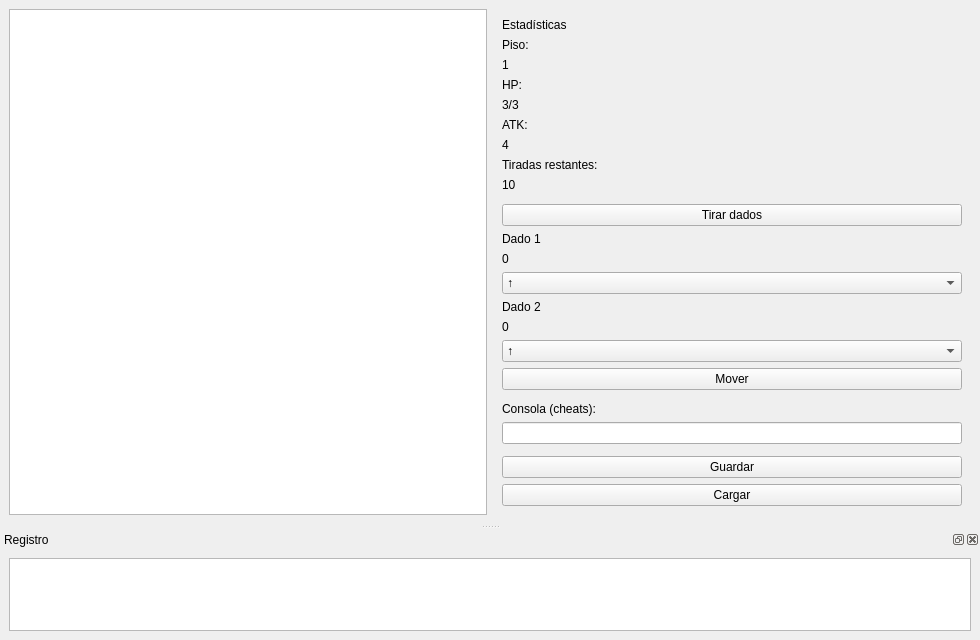
This is calabozorpg/ui/mainwindow.ui in marigamboah/juego-rpg as Qt 5 draws it before an edit. The edited form follows.
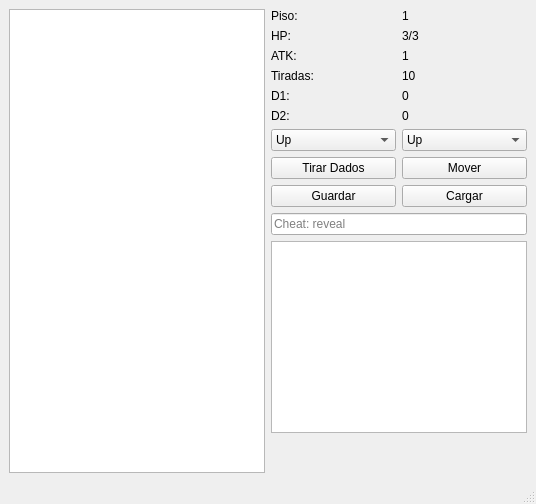
This is the edited form.

```diff
--- a/calabozorpg/ui/mainwindow.ui
+++ b/calabozorpg/ui/mainwindow.ui
@@ -2,9 +2,6 @@
 <ui version="4.0">
  <class>MainWindow</class>
  <widget class="QMainWindow" name="MainWindow">
-  <property name="geometry">
-   <rect><x>0</x><y>0</y><width>980</width><height>640</height></rect>
-  </property>
   <property name="windowTitle">
    <string>AngelDungeon</string>
   </property>
@@ -14,64 +11,69 @@
      <widget class="QTableWidget" name="table"/>
     </item>
     <item>
-     <widget class="QWidget" name="panel" native="true">
-      <layout class="QVBoxLayout" name="verticalLayout">
-       <item><widget class="QLabel"><property name="text"><string>Estadísticas</string></property></widget></item>
-       <item><widget class="QLabel"><property name="text"><string>Piso:</string></property></widget></item>
-       <item><widget class="QLabel" name="lblFloor"><property name="text"><string>1</string></property></widget></item>
-       <item><widget class="QLabel"><property name="text"><string>HP:</string></property></widget></item>
-       <item><widget class="QLabel" name="lblHP"><property name="text"><string>3/3</string></property></widget></item>
-       <item><widget class="QLabel"><property name="text"><string>ATK:</string></property></widget></item>
-       <item><widget class="QLabel" name="lblATK"><property name="text"><string>4</string></property></widget></item>
-       <item><widget class="QLabel"><property name="text"><string>Tiradas restantes:</string></property></widget></item>
-       <item><widget class="QLabel" name="lblRolls"><property name="text"><string>10</string></property></widget></item>
-       <item><widget class="Line" name="line"/></item>
-       <item><widget class="QPushButton" name="btnRoll"><property name="text"><string>Tirar dados</string></property></widget></item>
-       <item><widget class="QLabel"><property name="text"><string>Dado 1</string></property></widget></item>
-       <item><widget class="QLabel" name="lblD1"><property name="text"><string>0</string></property></widget></item>
-       <item><widget class="QComboBox" name="dir1">
-         <item><property name="text"><string>↑</string></property></item>
-         <item><property name="text"><string>↓</string></property></item>
-         <item><property name="text"><string>←</string></property></item>
-         <item><property name="text"><string>→</string></property></item>
-       </widget></item>
-       <item><widget class="QLabel"><property name="text"><string>Dado 2</string></property></widget></item>
-       <item><widget class="QLabel" name="lblD2"><property name="text"><string>0</string></property></widget></item>
-       <item><widget class="QComboBox" name="dir2">
-         <item><property name="text"><string>↑</string></property></item>
-         <item><property name="text"><string>↓</string></property></item>
-         <item><property name="text"><string>←</string></property></item>
-         <item><property name="text"><string>→</string></property></item>
-       </widget></item>
-       <item><widget class="QPushButton" name="btnMove"><property name="text"><string>Mover</string></property></widget></item>
-       <item><widget class="Line" name="line2"/></item>
-       <item><widget class="QLabel"><property name="text"><string>Consola (cheats):</string></property></widget></item>
-       <item><widget class="QLineEdit" name="cheatLine"/></item>
-       <item><widget class="Line" name="line3"/></item>
-       <item><widget class="QPushButton" name="btnSave"><property name="text"><string>Guardar</string></property></widget></item>
-       <item><widget class="QPushButton" name="btnLoad"><property name="text"><string>Cargar</string></property></widget></item>
-      </layout>
-     </widget>
+     <layout class="QVBoxLayout" name="vRight">
+      <item>
+       <layout class="QGridLayout" name="gridStats">
+        <item row="0" column="0"><widget class="QLabel" name="labelFloor"><property name="text"><string>Piso:</string></property></widget></item>
+        <item row="0" column="1"><widget class="QLabel" name="lblFloor"><property name="text"><string>1</string></property></widget></item>
+        <item row="1" column="0"><widget class="QLabel" name="labelHP"><property name="text"><string>HP:</string></property></widget></item>
+        <item row="1" column="1"><widget class="QLabel" name="lblHP"><property name="text"><string>3/3</string></property></widget></item>
+        <item row="2" column="0"><widget class="QLabel" name="labelATK"><property name="text"><string>ATK:</string></property></widget></item>
+        <item row="2" column="1"><widget class="QLabel" name="lblATK"><property name="text"><string>1</string></property></widget></item>
+        <item row="3" column="0"><widget class="QLabel" name="labelRolls"><property name="text"><string>Tiradas:</string></property></widget></item>
+        <item row="3" column="1"><widget class="QLabel" name="lblRolls"><property name="text"><string>10</string></property></widget></item>
+        <item row="4" column="0"><widget class="QLabel" name="labelD1"><property name="text"><string>D1:</string></property></widget></item>
+        <item row="4" column="1"><widget class="QLabel" name="lblD1"><property name="text"><string>0</string></property></widget></item>
+        <item row="5" column="0"><widget class="QLabel" name="labelD2"><property name="text"><string>D2:</string></property></widget></item>
+        <item row="5" column="1"><widget class="QLabel" name="lblD2"><property name="text"><string>0</string></property></widget></item>
+       </layout>
+      </item>
+      <item>
+       <layout class="QHBoxLayout" name="hDirs">
+        <item><widget class="QComboBox" name="dir1">
+          <item><property name="text"><string>Up</string></property></item>
+          <item><property name="text"><string>Down</string></property></item>
+          <item><property name="text"><string>Left</string></property></item>
+          <item><property name="text"><string>Right</string></property></item>
+        </widget></item>
+        <item><widget class="QComboBox" name="dir2">
+          <item><property name="text"><string>Up</string></property></item>
+          <item><property name="text"><string>Down</string></property></item>
+          <item><property name="text"><string>Left</string></property></item>
+          <item><property name="text"><string>Right</string></property></item>
+        </widget></item>
+       </layout>
+      </item>
+      <item>
+       <layout class="QHBoxLayout" name="hButtons">
+        <item><widget class="QPushButton" name="btnRoll"><property name="text"><string>Tirar Dados</string></property></widget></item>
+        <item><widget class="QPushButton" name="btnMove"><property name="text"><string>Mover</string></property></widget></item>
+       </layout>
+      </item>
+      <item>
+       <layout class="QHBoxLayout" name="hSaveLoad">
+        <item><widget class="QPushButton" name="btnSave"><property name="text"><string>Guardar</string></property></widget></item>
+        <item><widget class="QPushButton" name="btnLoad"><property name="text"><string>Cargar</string></property></widget></item>
+       </layout>
+      </item>
+      <item>
+       <widget class="QLineEdit" name="cheatLine">
+        <property name="placeholderText"><string>Cheat: reveal</string></property>
+       </widget>
+      </item>
+      <item>
+       <widget class="QTextEdit" name="logText"/>
+      </item>
+      <item>
+       <spacer name="vspacer"><property name="orientation"><enum>Qt::Vertical</enum></property>
+        <property name="sizeHint" stdset="0"><size><width>20</width><height>40</height></size></property></spacer>
+      </item>
+     </layout>
     </item>
    </layout>
   </widget>
-
-  <!-- Dock de Registro -->
-  <widget class="QDockWidget" name="dockLog">
-   <property name="windowTitle"><string>Registro</string></property>
-
-   <!-- Esta línea es la CLAVE: fija el área del dock -->
-   <attribute name="dockWidgetArea">
-    <!-- Valores: 1=Left, 2=Right, 4=Top, 8=Bottom -->
-    <number>8</number>
-   </attribute>
-
-   <widget class="QWidget">
-    <layout class="QVBoxLayout">
-     <item><widget class="QTextEdit" name="logText"><property name="readOnly"><bool>true</bool></property></widget></item>
-    </layout>
-   </widget>
-  </widget>
+  <widget class="QMenuBar" name="menubar"/>
+  <widget class="QStatusBar" name="statusbar"/>
  </widget>
  <resources/>
  <connections/>
```
Left out of the diff: 4 changed lines with no effect on the pictures.
